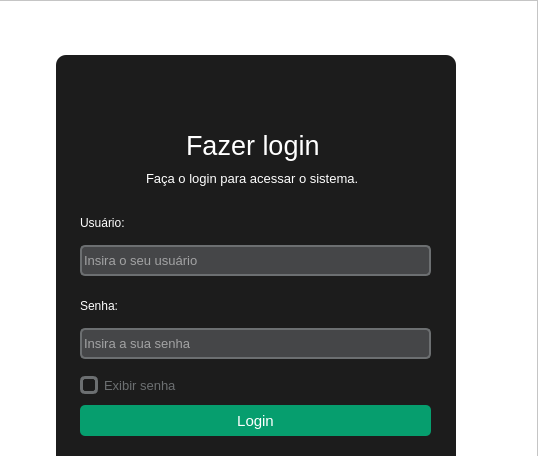
Above: tcc/sistemaScannerRF/ScannerRF/telas_ui/telaLogin.ui from JoaoVitordSRodrigues/PortfolioAMS2023-3DS before the change; both pictures show x 407 to 945 and y 0 to 456 of the 945 by 561 pixel window. Below: the same form after it.
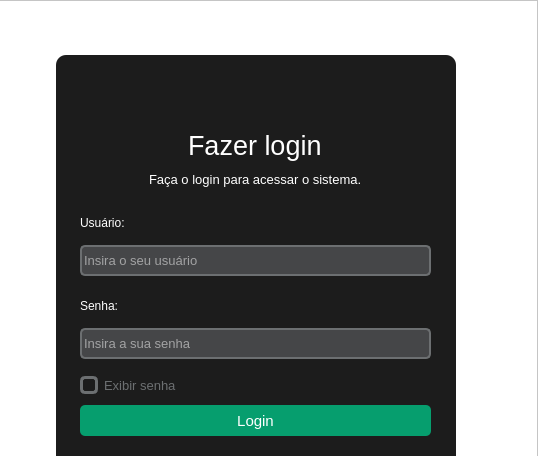
That is the form after the change. Icons and pictures are not drawn.

Diff of the .ui file:
```diff
--- a/tcc/sistemaScannerRF/ScannerRF/telas_ui/telaLogin.ui
+++ b/tcc/sistemaScannerRF/ScannerRF/telas_ui/telaLogin.ui
@@ -93,9 +93,9 @@
          <widget class="QLabel" name="lblTitulo">
           <property name="geometry">
            <rect>
-            <x>130</x>
+            <x>132</x>
             <y>60</y>
-            <width>141</width>
+            <width>200</width>
             <height>61</height>
            </rect>
           </property>
@@ -120,10 +120,10 @@
          <widget class="QLabel" name="lblSubtitulo">
           <property name="geometry">
            <rect>
-            <x>90</x>
+            <x>93</x>
             <y>115</y>
-            <width>221</width>
-            <height>16</height>
+            <width>266</width>
+            <height>18</height>
            </rect>
           </property>
           <property name="font">
@@ -290,7 +290,7 @@
            <rect>
             <x>24</x>
             <y>320</y>
-            <width>101</width>
+            <width>120</width>
             <height>21</height>
            </rect>
           </property>
```
